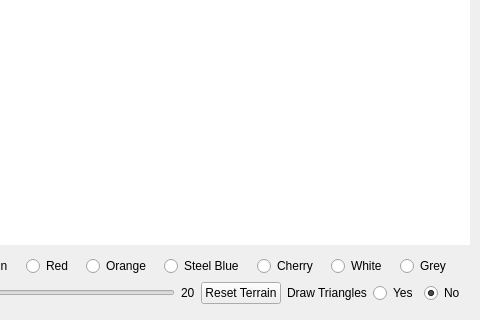
Old version of the form Example 3/mainwindow.ui in the repository romaztek/clipper_test_qt; both pictures show x 160 to 640 and y 221 to 541 of the 640 by 541 pixel window.
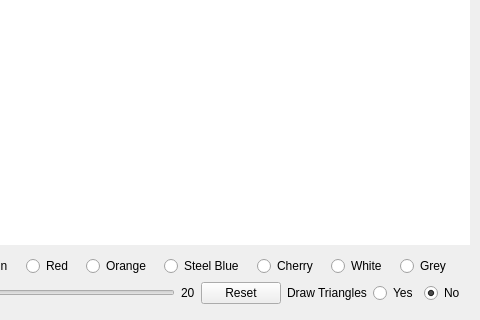
New version of the form.

Patch:
```diff
--- a/Example 3/mainwindow.ui
+++ b/Example 3/mainwindow.ui
@@ -262,7 +262,7 @@
          <item>
           <widget class="QPushButton" name="resetButton">
            <property name="text">
-            <string>Reset Terrain</string>
+            <string>Reset</string>
            </property>
           </widget>
          </item>
```
